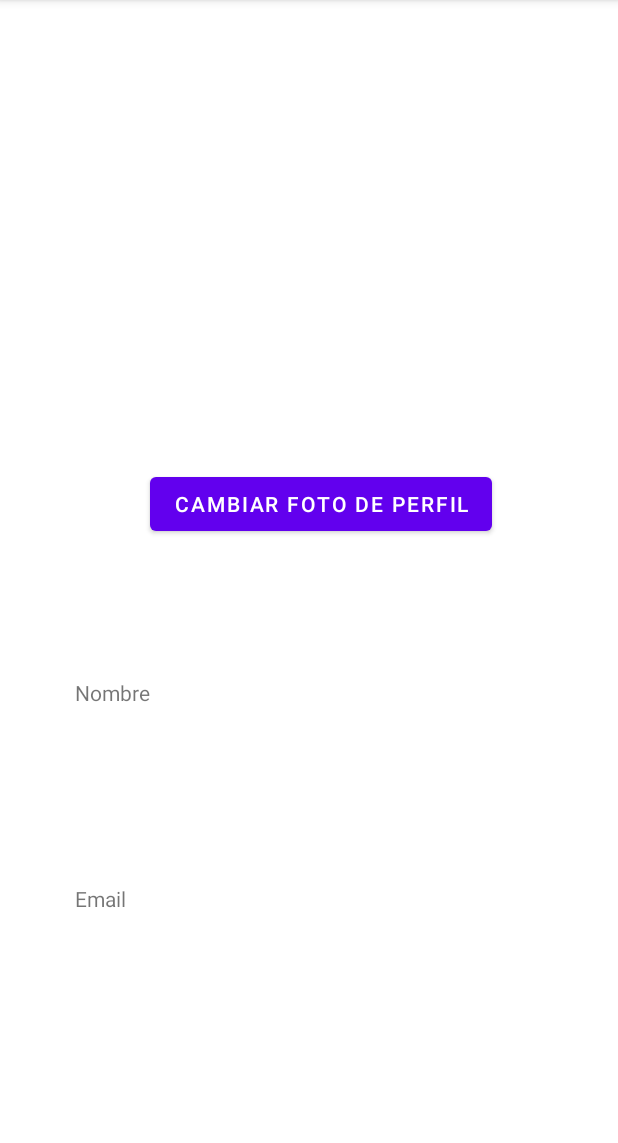
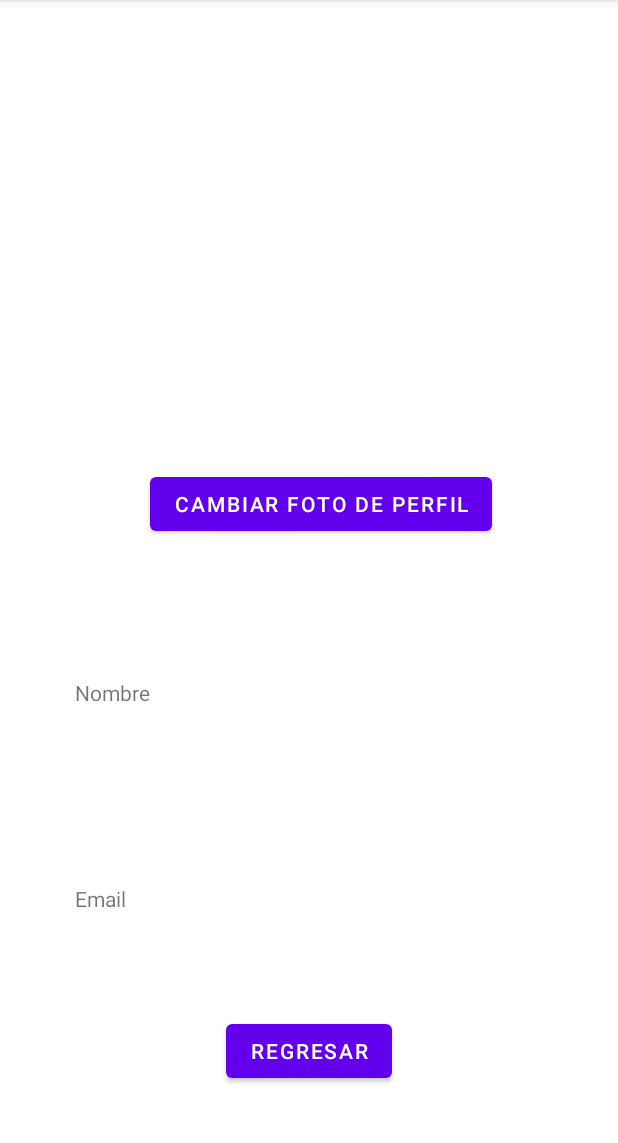
Before and after one commit to Erickln/SmartRecipes, an Android app: the DatosUsuario screen opened directly, with no data from a screen before it, on a phone screen of 412 x 824 dp, the part 84-1227 px from its top. Run offline under Robolectric (Android 15) with nearby library versions, the phone set to English and light mode, and no system bars; our stand-ins replace Firebase (no records; nobody signed in at launch, a user with empty details on screens opened directly), Picasso; pictures from the network do not load.

```diff
--- a/app/src/main/java/com/example/smartrecipes/DatosUsuario.java
+++ b/app/src/main/java/com/example/smartrecipes/DatosUsuario.java
@@ -102,4 +102,8 @@ public class DatosUsuario extends AppCompatActivity {
         });
 
     }
+
+    public void volver(View v){
+        finish();
+    }
 }
--- a/app/src/main/java/com/example/smartrecipes/IngredientesAct.java
+++ b/app/src/main/java/com/example/smartrecipes/IngredientesAct.java
@@ -232,6 +232,11 @@ public class IngredientesAct extends AppCompatActivity implements agregaringFrag
     public void getProfilePic(FirebaseUser user){
         StorageReference profileRef = storageReference.child("users/"+user.getUid()+"/profilepic.jpg");
         Log.wtf("msg","fileref:" + profileRef.toString());
+
+        if (profileRef == null){
+
+        }
+        else{
             profileRef.getDownloadUrl().addOnSuccessListener(new OnSuccessListener<Uri>() {
                 @Override
                 public void onSuccess(Uri uri) {
@@ -243,6 +248,9 @@ public class IngredientesAct extends AppCompatActivity implements agregaringFrag
                     Log.wtf("msg","error al cargar la imagen de perfil");
                 }
             });
+        }
+
+
 
 
 
--- a/app/src/main/res/layout/activity_datos_usuario2.xml
+++ b/app/src/main/res/layout/activity_datos_usuario2.xml
@@ -9,8 +9,10 @@
     <ImageView
         android:id="@+id/vProfileImage"
         android:layout_width="180dp"
-        android:layout_height="166dp"
-        app:layout_constraintBottom_toTopOf="@+id/bChangeImage"
+        android:layout_height="0dp"
+        android:layout_marginTop="55dp"
+        android:layout_marginBottom="419dp"
+        app:layout_constraintBottom_toTopOf="@+id/button6"
         app:layout_constraintEnd_toEndOf="parent"
         app:layout_constraintStart_toStartOf="parent"
         app:layout_constraintTop_toTopOf="parent"
@@ -71,4 +73,16 @@
         app:layout_constraintEnd_toEndOf="parent"
         app:layout_constraintHorizontal_bias="0.545"
         app:layout_constraintStart_toStartOf="parent" />
+
+    <Button
+        android:id="@+id/button6"
+        android:layout_width="wrap_content"
+        android:layout_height="wrap_content"
+        android:layout_marginBottom="43dp"
+        android:onClick="volver"
+        android:text="regresar"
+        app:layout_constraintBottom_toBottomOf="parent"
+        app:layout_constraintEnd_toEndOf="parent"
+        app:layout_constraintStart_toStartOf="parent"
+        app:layout_constraintTop_toBottomOf="@+id/vProfileImage" />
 </androidx.constraintlayout.widget.ConstraintLayout>
```
Lines whose indentation alone changed are shown as unchanged.
